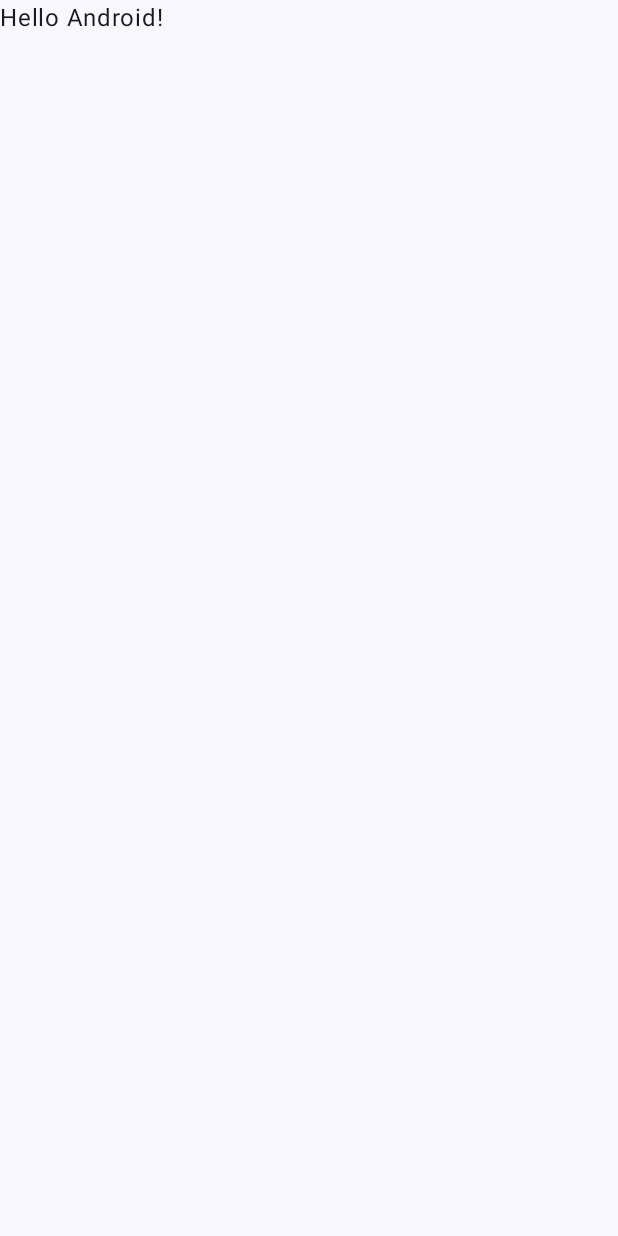
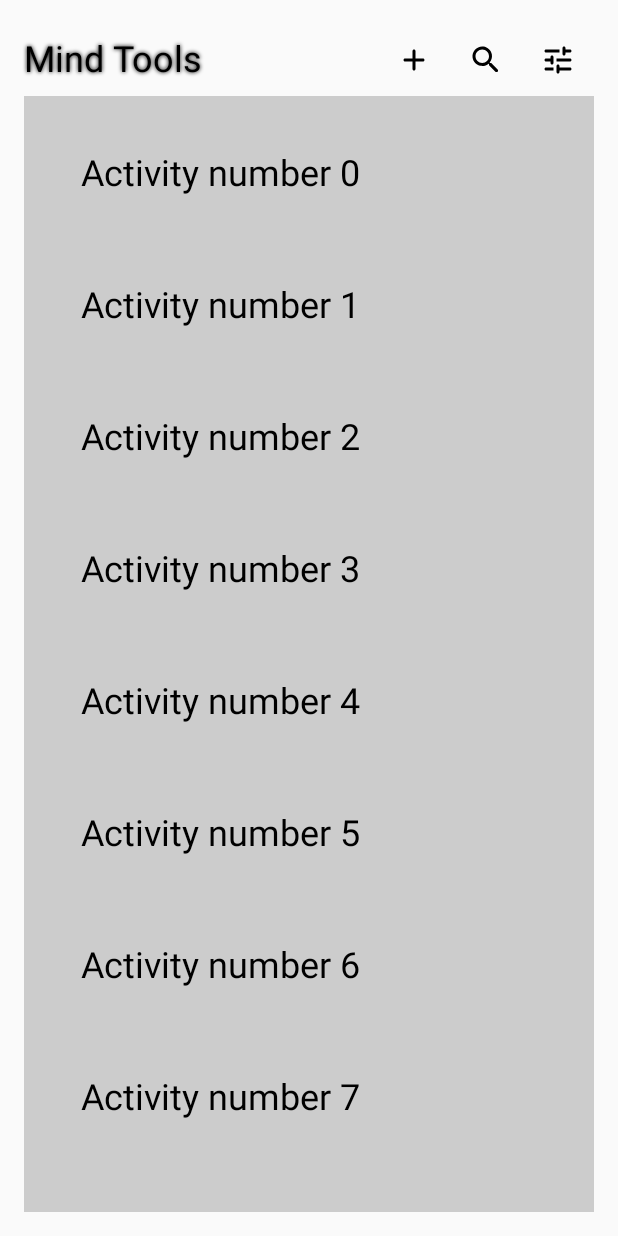
Before and after one commit to talitha1234/MindToolsApp, an Android app built with Jetpack Compose: the screen it shows after launch (MainActivity), on a phone screen of 412 x 824 dp. Before the commit the screen is almost empty. Run offline under Robolectric (Android 15) with nearby library versions, the phone set to English and light mode, and no system bars.

Commit message:
Add Mind tools app and mind tools page

```diff
--- a/app/build.gradle.kts
+++ b/app/build.gradle.kts
@@ -56,4 +56,6 @@ dependencies {
     androidTestImplementation(libs.androidx.ui.test.junit4)
     debugImplementation(libs.androidx.ui.tooling)
     debugImplementation(libs.androidx.ui.test.manifest)
+    implementation("androidx.compose.material:material-icons-extended:1.4.3")
+
 }
--- a/app/src/main/java/com/talithariddiford/mindtoolsapp/MainActivity.kt
+++ b/app/src/main/java/com/talithariddiford/mindtoolsapp/MainActivity.kt
@@ -1,47 +1,165 @@
 package com.talithariddiford.mindtoolsapp
+
 
 import android.os.Bundle
 import androidx.activity.ComponentActivity
 import androidx.activity.compose.setContent
 import androidx.activity.enableEdgeToEdge
+import androidx.compose.foundation.background
+import androidx.compose.foundation.layout.Column
+import androidx.compose.foundation.layout.Row
+import androidx.compose.foundation.layout.Spacer
 import androidx.compose.foundation.layout.fillMaxSize
+import androidx.compose.foundation.layout.fillMaxWidth
 import androidx.compose.foundation.layout.padding
-import androidx.compose.material3.Scaffold
+import androidx.compose.foundation.layout.width
+import androidx.compose.foundation.lazy.grid.GridCells
+import androidx.compose.foundation.lazy.grid.LazyVerticalGrid
+import androidx.compose.material3.Icon
 import androidx.compose.material3.Text
+import androidx.compose.ui.Modifier
+import androidx.compose.ui.res.stringResource
+import androidx.compose.ui.tooling.preview.Preview
+import androidx.compose.ui.unit.dp
+import androidx.compose.material.icons.Icons
+import androidx.compose.material.icons.automirrored.rounded.ArrowBack
+import androidx.compose.material.icons.rounded.Add
+
+import androidx.compose.material.icons.rounded.Search
+import androidx.compose.material.icons.rounded.Tune
+
+
+import androidx.compose.material3.IconButton
+
 import androidx.compose.runtime.Composable
-import androidx.compose.ui.Modifier
-import androidx.compose.ui.tooling.preview.Preview
-import com.talithariddiford.mindtoolsapp.ui.theme.MindToolsAppTheme
+import androidx.compose.ui.Alignment
+import androidx.compose.ui.graphics.Color
+import androidx.compose.ui.graphics.Shadow
+import androidx.compose.ui.text.TextStyle
+import androidx.compose.ui.unit.sp
+
 
 class MainActivity : ComponentActivity() {
     override fun onCreate(savedInstanceState: Bundle?) {
         super.onCreate(savedInstanceState)
         enableEdgeToEdge()
         setContent {
-            MindToolsAppTheme {
-                Scaffold(modifier = Modifier.fillMaxSize()) { innerPadding ->
-                    Greeting(
-                        name = "Android",
-                        modifier = Modifier.padding(innerPadding)
-                    )
-                }
-            }
+            MindToolsApp()
+        }
+    }
+}
+
+@Preview(showBackground = true)
+@Composable
+fun MindToolsApp() {
+    MindToolsPage(modifier = Modifier
+        .fillMaxSize())
+}
+
+
+@Composable
+fun MindToolsPage(modifier: Modifier = Modifier) {
+    Column (
+        modifier = modifier
+            .fillMaxWidth()
+            .padding(16.dp),
+    ) {
+        MindToolsTopBar()
+        ActivityList()
+    }
+}
+
+@Composable
+fun MindToolsTopBar() {
+    Row(
+        verticalAlignment = Alignment.CenterVertically,
+        modifier = Modifier.fillMaxWidth()
+    ) {
+        Text(
+            text = stringResource(R.string.mind_tools),
+            style = TextStyle(
+                fontSize = 24.sp,
+                shadow = Shadow(color = Color.Black, blurRadius = 3f)
+            )
+        )
+        Spacer(modifier = Modifier.weight(1f))
+        IconButton(onClick = { /* Add */ }) {
+            Icon(Icons.Rounded.Add, contentDescription = "Add")
+        }
+        IconButton(onClick = { /* Search */ }) {
+            Icon(Icons.Rounded.Search, contentDescription = "Search")
+        }
+        IconButton(onClick = { /* Filter */ }) {
+            Icon(Icons.Rounded.Tune, contentDescription = "Filter")
+        }
+    }
+}
+
+
+@Composable
+fun ActivityList() {
+    LazyVerticalGrid(
+        modifier = Modifier
+            .fillMaxSize()
+            .background(Color.LightGray)
+            .padding(8.dp),
+        columns = GridCells.Fixed(1)
+    ) {
+        items(100) {
+            Text(
+                modifier = Modifier
+                    .padding(30.dp),
+
+                text = "Activity number $it",
+                style = TextStyle(
+                    fontSize = 24.sp,
+                    shadow = Shadow(
+                        color = Color.Unspecified, blurRadius = 3f)
+            ))
         }
     }
 }
 
 @Composable
-fun Greeting(name: String, modifier: Modifier = Modifier) {
-    Text(
-        text = "Hello $name!",
+fun MoodSelectionPage(modifier: Modifier = Modifier) {
+    Column (
         modifier = modifier
-    )
+            .fillMaxWidth()
+            .padding(16.dp),
+    ) {
+        Row(
+            verticalAlignment = Alignment.CenterVertically,
+            modifier = Modifier,
+
+            ) {
+            IconButton(onClick = { /* handle click */ }) {
+                Icon(Icons.AutoMirrored.Rounded.ArrowBack, contentDescription = "Back")
+            }
+
+            Spacer(modifier = Modifier.width(8.dp))
+
+            Text(
+                text = stringResource(R.string.mood_title),
+                style = TextStyle(
+                    fontSize = 24.sp,
+                    shadow = Shadow(
+                        color = Color.Black,
+                        blurRadius = 3f
+                    )
+                )
+            )
+        }
+    }
 }
 
+@Composable
 @Preview(showBackground = true)
+fun MoodSelectionPagePreview() {
+    MoodSelectionPage()
+}
+
 @Composable
-fun GreetingPreview() {
-    MindToolsAppTheme {
-        Greeting("Android")
-    }
+@Preview(showBackground = true)
+fun MindToolsPagePreview(){
+    MindToolsPage()
 }
--- a/app/src/main/res/values/strings.xml
+++ b/app/src/main/res/values/strings.xml
@@ -1,3 +1,5 @@
 <resources>
     <string name="app_name">MindToolsApp</string>
+    <string name="mind_tools">Mind Tools</string>
+    <string name="mood_title">Mood Filter</string>
 </resources>
--- a/gradle/libs.versions.toml
+++ b/gradle/libs.versions.toml
@@ -1,5 +1,5 @@
 [versions]
-agp = "8.10.0"
+agp = "8.10.1"
 kotlin = "2.0.21"
 coreKtx = "1.16.0"
 junit = "4.13.2"
```
